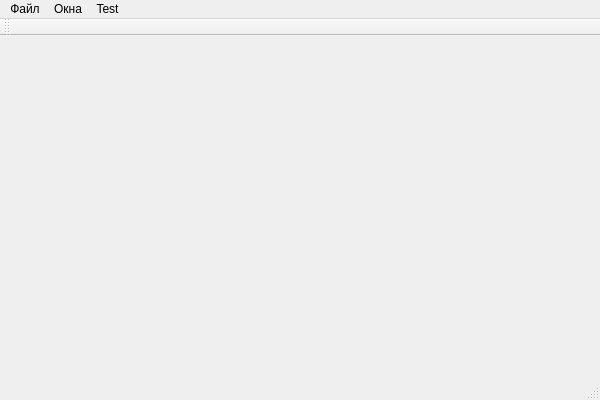
Above: QtMDIExample.ui from lapeshkin/QtMDIApp before the change. Below: the same form after it.
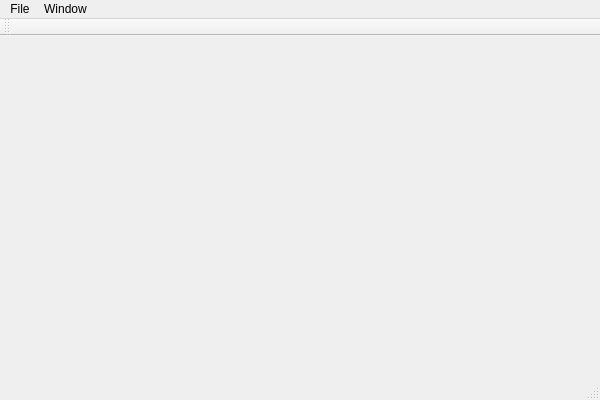
That is the form after the change.

```diff
--- a/QtMDIExample.ui
+++ b/QtMDIExample.ui
@@ -25,30 +25,20 @@
    </property>
    <widget class="QMenu" name="menu">
     <property name="title">
-     <string>Окна</string>
+     <string>Window</string>
     </property>
     <addaction name="actionCloseAll"/>
     <addaction name="action_3"/>
    </widget>
    <widget class="QMenu" name="menu_2">
     <property name="title">
-     <string>Файл</string>
+     <string>File</string>
     </property>
     <addaction name="actionAddWindow"/>
     <addaction name="actionExit"/>
    </widget>
-   <widget class="QMenu" name="menuTest">
-    <property name="title">
-     <string>Test</string>
-    </property>
-    <addaction name="actionSetWindow1"/>
-    <addaction name="actionSetWindow2"/>
-    <addaction name="actionSetWindow3"/>
-    <addaction name="actionSendMessage"/>
-   </widget>
    <addaction name="menu_2"/>
    <addaction name="menu"/>
-   <addaction name="menuTest"/>
   </widget>
   <widget class="QToolBar" name="mainToolBar">
    <attribute name="toolBarArea">
```
Left out of the diff: 8 changed lines with no effect on the pictures.
